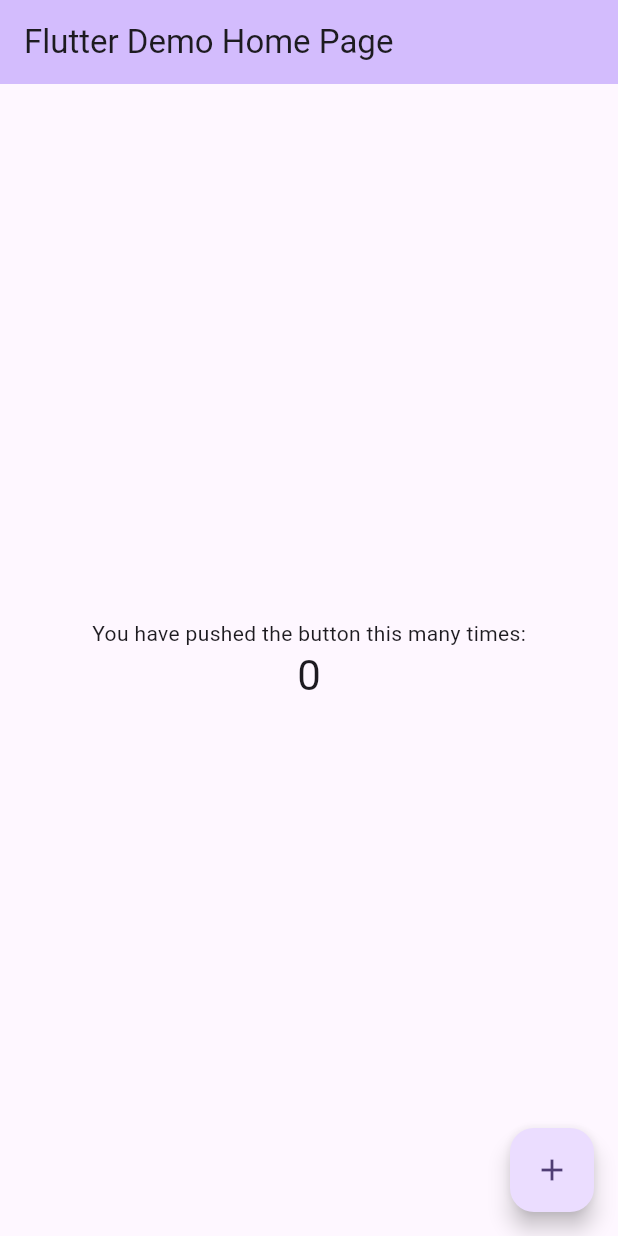
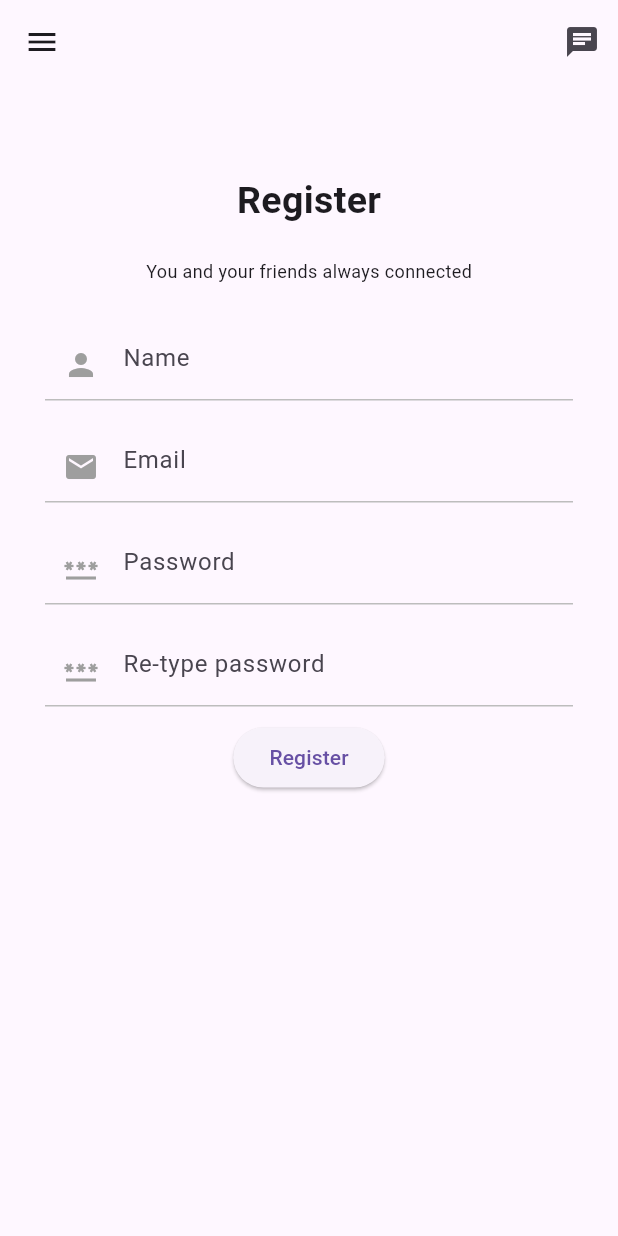
Before and after one commit to rajnish-09/Flutter_projects, a Flutter app: the screen it shows after launch, on a phone screen of 412 x 824 dp. Run offline on Flutter 3.47's test engine with Material 3 defaults, Android fonts, the phone set to English and light mode, and no system bars; our stand-ins replace font_awesome_flutter, geolocator, sqflite; accounts and stored records are empty.

Commit message:
feat: make registration page

```diff
--- a/chatting_app/lib/main.dart
+++ b/chatting_app/lib/main.dart
@@ -1,3 +1,5 @@
+import 'package:chatting_app/screens/onboarding_screen.dart';
+import 'package:chatting_app/screens/registration_screen.dart';
 import 'package:flutter/material.dart';
 
 void main() {
@@ -7,116 +9,8 @@ void main() {
 class MyApp extends StatelessWidget {
   const MyApp({super.key});
 
-  // This widget is the root of your application.
   @override
   Widget build(BuildContext context) {
-    return MaterialApp(
-      title: 'Flutter Demo',
-      theme: ThemeData(
-        // This is the theme of your application.
-        //
-        // TRY THIS: Try running your application with "flutter run". You'll see
-        // the application has a purple toolbar. Then, without quitting the app,
-        // try changing the seedColor in the colorScheme below to Colors.green
-        // and then invoke "hot reload" (save your changes or press the "hot
-        // reload" button in a Flutter-supported IDE, or press "r" if you used
-        // the command line to start the app).
-        //
-        // Notice that the counter didn't reset back to zero; the application
-        // state is not lost during the reload. To reset the state, use hot
-        // restart instead.
-        //
-        // This works for code too, not just values: Most code changes can be
-        // tested with just a hot reload.
-        colorScheme: .fromSeed(seedColor: Colors.deepPurple),
-      ),
-      home: const MyHomePage(title: 'Flutter Demo Home Page'),
-    );
+    return MaterialApp(home: RegistrationScreen());
   }
 }
-
-class MyHomePage extends StatefulWidget {
-  const MyHomePage({super.key, required this.title});
-
-  // This widget is the home page of your application. It is stateful, meaning
-  // that it has a State object (defined below) that contains fields that affect
-  // how it looks.
-
-  // This class is the configuration for the state. It holds the values (in this
-  // case the title) provided by the parent (in this case the App widget) and
-  // used by the build method of the State. Fields in a Widget subclass are
-  // always marked "final".
-
-  final String title;
-
-  @override
-  State<MyHomePage> createState() => _MyHomePageState();
-}
-
-class _MyHomePageState extends State<MyHomePage> {
-  int _counter = 0;
-
-  void _incrementCounter() {
-    setState(() {
-      // This call to setState tells the Flutter framework that something has
-      // changed in this State, which causes it to rerun the build method below
-      // so that the display can reflect the updated values. If we changed
-      // _counter without calling setState(), then the build method would not be
-      // called again, and so nothing would appear to happen.
-      _counter++;
-    });
-  }
-
-  @override
-  Widget build(BuildContext context) {
-    // This method is rerun every time setState is called, for instance as done
-    // by the _incrementCounter method above.
-    //
-    // The Flutter framework has been optimized to make rerunning build methods
-    // fast, so that you can just rebuild anything that needs updating rather
-    // than having to individually change instances of widgets.
-    return Scaffold(
-      appBar: AppBar(
-        // TRY THIS: Try changing the color here to a specific color (to
-        // Colors.amber, perhaps?) and trigger a hot reload to see the AppBar
-        // change color while the other colors stay the same.
-        backgroundColor: Theme.of(context).colorScheme.inversePrimary,
-        // Here we take the value from the MyHomePage object that was created by
-        // the App.build method, and use it to set our appbar title.
-        title: Text(widget.title),
-      ),
-      body: Center(
-        // Center is a layout widget. It takes a single child and positions it
-        // in the middle of the parent.
-        child: Column(
-          // Column is also a layout widget. It takes a list of children and
-          // arranges them vertically. By default, it sizes itself to fit its
-          // children horizontally, and tries to be as tall as its parent.
-          //
-          // Column has various properties to control how it sizes itself and
-          // how it positions its children. Here we use mainAxisAlignment to
-          // center the children vertically; the main axis here is the vertical
-          // axis because Columns are vertical (the cross axis would be
-          // horizontal).
-          //
-          // TRY THIS: Invoke "debug painting" (choose the "Toggle Debug Paint"
-          // action in the IDE, or press "p" in the console), to see the
-          // wireframe for each widget.
-          mainAxisAlignment: .center,
-          children: [
-            const Text('You have pushed the button this many times:'),
-            Text(
-              '$_counter',
-              style: Theme.of(context).textTheme.headlineMedium,
-            ),
-          ],
-        ),
-      ),
-      floatingActionButton: FloatingActionButton(
-        onPressed: _incrementCounter,
-        tooltip: 'Increment',
-        child: const Icon(Icons.add),
-      ),
-    );
-  }
-}
--- /dev/null
+++ b/chatting_app/lib/screens/onboarding_screen.dart
@@ -0,0 +1,27 @@
+import 'package:chatting_app/widgets.dart/custom_app_bar.dart';
+import 'package:chatting_app/widgets.dart/input_field.dart';
+import 'package:flutter/material.dart';
+
+class OnboardingScreen extends StatefulWidget {
+  const OnboardingScreen({super.key});
+
+  @override
+  State<OnboardingScreen> createState() => _OnboardingScreenState();
+}
+
+class _OnboardingScreenState extends State<OnboardingScreen> {
+  @override
+  Widget build(BuildContext context) {
+    return Scaffold(appBar: CustomAppBar(),
+    body: Column(
+      children: [
+        SizedBox(height: 30,),
+        Text("Get Started", style: TextStyle(fontSize: 24, fontWeight: FontWeight.bold),),
+        SizedBox(height: 20,),
+        Text("Start with signing in or sign up"),
+        SizedBox(height: 10,),
+      ],
+    ),
+    );
+  }
+}
--- /dev/null
+++ b/chatting_app/lib/screens/registration_screen.dart
@@ -0,0 +1,74 @@
+import 'package:chatting_app/widgets.dart/custom_app_bar.dart';
+import 'package:chatting_app/widgets.dart/input_field.dart';
+import 'package:flutter/material.dart';
+
+class RegistrationScreen extends StatefulWidget {
+  const RegistrationScreen({super.key});
+
+  @override
+  State<RegistrationScreen> createState() => _RegistrationScreenState();
+}
+
+class _RegistrationScreenState extends State<RegistrationScreen> {
+  final nameController = TextEditingController();
+  final emailController = TextEditingController();
+  final passwordController = TextEditingController();
+  final confirmPasswordController = TextEditingController();
+  @override
+  Widget build(BuildContext context) {
+    return Scaffold(
+      resizeToAvoidBottomInset: true,
+      appBar: CustomAppBar(),
+      body: SingleChildScrollView(
+        padding: EdgeInsets.only(
+          bottom: MediaQuery.of(context).viewInsets.bottom,
+        ),
+        child: Padding(
+          padding: const EdgeInsets.all(30),
+          child: Column(
+            children: [
+              SizedBox(height: 30),
+              Text(
+                "Register",
+                style: TextStyle(fontSize: 25, fontWeight: FontWeight.bold),
+              ),
+              SizedBox(height: 20),
+              Text(
+                "You and your friends always connected",
+                style: TextStyle(fontSize: 12),
+              ),
+              SizedBox(height: 30),
+              InputField(
+                controller: nameController,
+                prefixIcon: Icons.person,
+                hintText: 'Name',
+              ),
+              SizedBox(height: 20),
+              InputField(
+                controller: emailController,
+                prefixIcon: Icons.email,
+                hintText: 'Email',
+              ),
+              SizedBox(height: 20),
+
+              InputField(
+                controller: passwordController,
+                prefixIcon: Icons.password,
+                hintText: 'Password',
+              ),
+              SizedBox(height: 20),
+
+              InputField(
+                controller: confirmPasswordController,
+                prefixIcon: Icons.password,
+                hintText: 'Re-type password',
+              ),
+              SizedBox(height: 10),
+              ElevatedButton(onPressed: () {}, child: Text("Register")),
+            ],
+          ),
+        ),
+      ),
+    );
+  }
+}
--- /dev/null
+++ b/chatting_app/lib/widgets.dart/custom_app_bar.dart
@@ -0,0 +1,18 @@
+import 'package:flutter/material.dart';
+
+class CustomAppBar extends StatelessWidget implements PreferredSizeWidget{
+  const CustomAppBar({super.key});
+
+  @override
+  Widget build(BuildContext context) {
+    return AppBar(
+      leading: IconButton(onPressed: () {}, icon: Icon(Icons.menu)),
+      actions: [
+        IconButton(onPressed: () {}, icon: Icon(Icons.chat)),
+      ],
+    );
+  }
+
+  @override
+  Size get preferredSize => const Size.fromHeight(kToolbarHeight);
+}
--- /dev/null
+++ b/chatting_app/lib/widgets.dart/input_field.dart
@@ -0,0 +1,39 @@
+import 'package:flutter/material.dart';
+
+class InputField extends StatelessWidget {
+  final TextEditingController controller;
+  final IconData prefixIcon;
+  final String hintText;
+  const InputField({
+    super.key,
+    required this.controller,
+    required this.prefixIcon,
+    required this.hintText,
+  });
+
+  @override
+  Widget build(BuildContext context) {
+    return TextFormField(
+      controller: controller,
+      decoration: InputDecoration(
+        prefixIcon: Icon(prefixIcon, color: Colors.grey[500]),
+        hintText: hintText,
+        focusedBorder: UnderlineInputBorder(
+          borderSide: BorderSide(
+            color: const Color.fromARGB(255, 189, 189, 189),
+          ),
+        ),
+        enabledBorder: UnderlineInputBorder(
+          borderSide: BorderSide(
+            color: const Color.fromARGB(255, 189, 189, 189),
+          ),
+        ),
+        errorBorder: UnderlineInputBorder(
+          borderSide: BorderSide(
+            color: const Color.fromARGB(255, 189, 189, 189),
+          ),
+        ),
+      ),
+    );
+  }
+}
```
